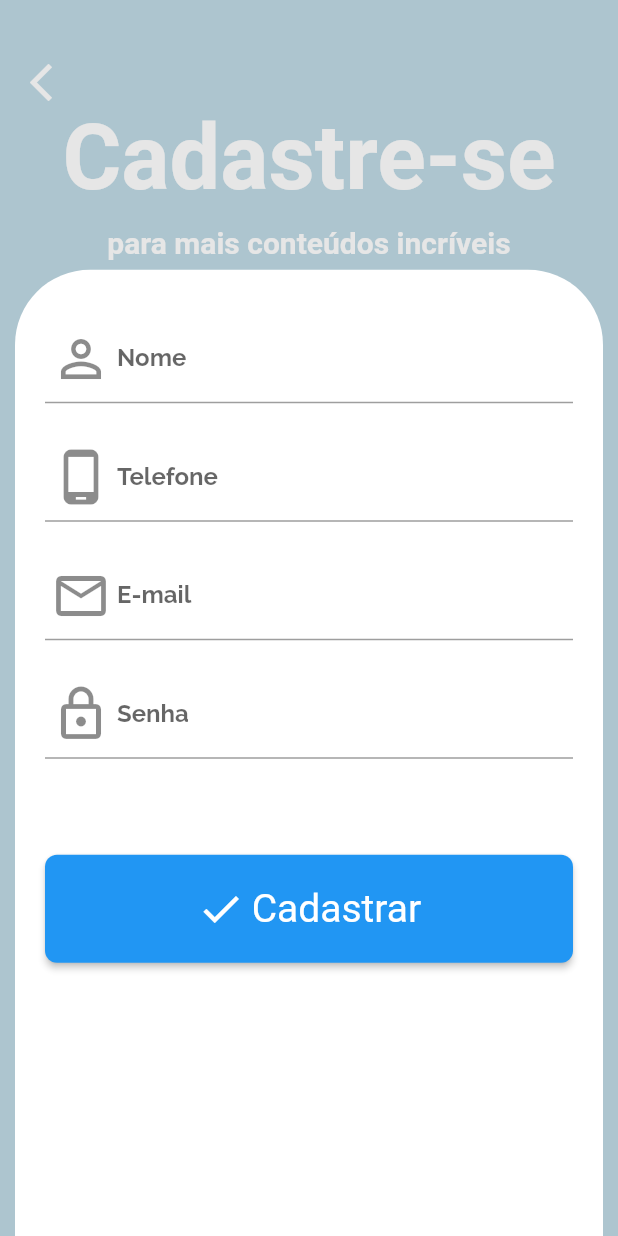
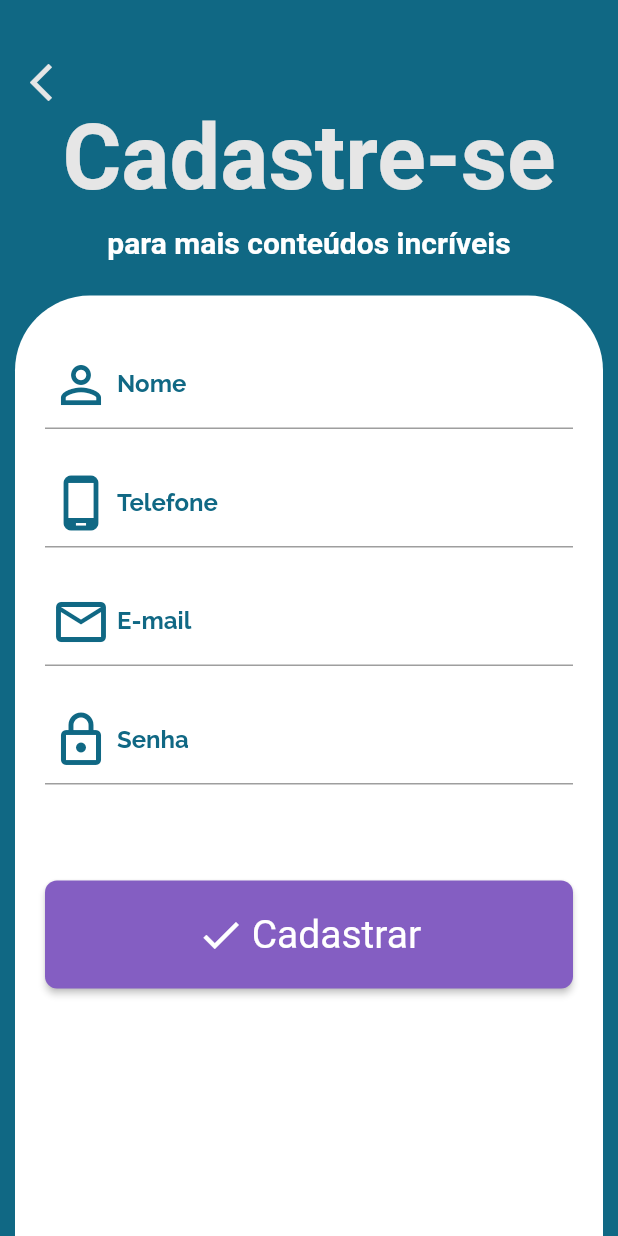
Before and after one commit to EmanuelCezardm/SummariesApp, a Flutter app: the RegisterScreen screen opened by its route, after a tap on "Cadastrar", on a phone screen of 412 x 824 dp. Run offline on Flutter 3.47's test engine with Material 2 defaults, Android fonts, the phone set to English and light mode, and no system bars; our stand-ins replace mask_text_input_formatter; Roboto replaces fonts that are missing (Trajan Pro).

Commit message:
Update: Small details.

```diff
--- a/lib/main.dart
+++ b/lib/main.dart
@@ -25,7 +25,7 @@ class MyApp extends StatelessWidget {
         'home': (context) => const HomeScreen(),
         'register': (context) => const RegisterScreen(),
       },
-      home: const HomeScreen(),
+      home: const RegisterScreen(),
     );
   }
 }
--- a/lib/ui/screens/register_screen.dart
+++ b/lib/ui/screens/register_screen.dart
@@ -21,12 +21,12 @@ class _RegisterScreenState extends State<RegisterScreen> {
   Widget build(BuildContext context) {
     final Size size = MediaQuery.of(context).size;
     return Scaffold(
-      backgroundColor: AppColors.darkBlue,
+      backgroundColor: AppColors.blue,
       body: SingleChildScrollView(
         child: Column(
           children: [
-            _buildTitle(size),
-            SizedBox(height: 15),
+            _buildTitle(),
+            const SizedBox(height: 24),
             _buildForm(size),
           ],
         ),
@@ -34,11 +34,9 @@ class _RegisterScreenState extends State<RegisterScreen> {
     );
   }
 
-  _buildTitle(size) {
-    return Container(
-      width: size.width,
-      height: size.height * .2,
-      padding: EdgeInsets.only(
+  _buildTitle() {
+    return Padding(
+      padding: const EdgeInsets.only(
         top: 40,
       ),
       child: Column(
@@ -74,7 +72,7 @@ class _RegisterScreenState extends State<RegisterScreen> {
                 fontSize: 20,
                 fontFamily: "Trajan Pro",
                 fontWeight: FontWeight.bold,
-                color: AppColors.offWhite),
+                color: AppColors.white),
           ),
         ],
       ),
@@ -88,8 +86,8 @@ class _RegisterScreenState extends State<RegisterScreen> {
         Padding(
           padding: const EdgeInsets.symmetric(horizontal: 10),
           child: Container(
-            height: size.height * .9,
-            decoration: BoxDecoration(
+            height: size.height * .8,
+            decoration: const BoxDecoration(
               color: Colors.white,
               borderRadius: BorderRadius.vertical(
                 top: Radius.circular(50),
@@ -107,13 +105,13 @@ class _RegisterScreenState extends State<RegisterScreen> {
                       decoration: const InputDecoration(
                         prefixIcon: Icon(
                           Icons.person_outline,
-                          color: AppColors.darkBlue,
+                          color: AppColors.blue,
                           size: 40,
                         ),
                         labelText: 'Nome',
                         hintText: 'Digite seu nome',
                         labelStyle: TextStyle(
-                          color: AppColors.darkBlue,
+                          color: AppColors.blue,
                         ),
                       ),
                       keyboardType: TextInputType.name,
@@ -128,13 +126,13 @@ class _RegisterScreenState extends State<RegisterScreen> {
                       decoration: const InputDecoration(
                         prefixIcon: Icon(
                           Icons.phone_android_outlined,
-                          color: AppColors.darkBlue,
+                          color: AppColors.blue,
                           size: 40,
                         ),
                         labelText: 'Telefone',
                         hintText: 'Digite o número de telefone',
                         labelStyle: TextStyle(
-                          color: AppColors.darkBlue,
+                          color: AppColors.blue,
                         ),
                       ),
                       keyboardType: TextInputType.phone,
@@ -148,13 +146,13 @@ class _RegisterScreenState extends State<RegisterScreen> {
                       decoration: const InputDecoration(
                         prefixIcon: Icon(
                           Icons.email_outlined,
-                          color: AppColors.darkBlue,
+                          color: AppColors.blue,
                           size: 40,
                         ),
                         labelText: 'E-mail',
                         hintText: 'Digite seu e-mail',
                         labelStyle: TextStyle(
-                          color: AppColors.darkBlue,
+                          color: AppColors.blue,
                         ),
                       ),
                       keyboardType: TextInputType.emailAddress,
@@ -169,13 +167,13 @@ class _RegisterScreenState extends State<RegisterScreen> {
                         decoration: const InputDecoration(
                           prefixIcon: Icon(
                             Icons.lock_outlined,
-                            color: AppColors.darkBlue,
+                            color: AppColors.blue,
                             size: 40,
                           ),
                           labelText: 'Senha',
                           hintText: 'Digite sua senha',
                           labelStyle: TextStyle(
-                            color: AppColors.darkBlue,
+                            color: AppColors.blue,
                           ),
                         ),
                         keyboardType: TextInputType.visiblePassword),
@@ -183,9 +181,6 @@ class _RegisterScreenState extends State<RegisterScreen> {
                       height: 64,
                     ),
                     _buildButtom(size),
-                    const SizedBox(
-                      height: 88,
-                    ),
                   ],
                 ),
               ),
@@ -249,7 +244,7 @@ class _RegisterScreenState extends State<RegisterScreen> {
       child: ElevatedButton.icon(
         style: ElevatedButton.styleFrom(
           shape: RoundedRectangleBorder(borderRadius: BorderRadius.circular(8)),
-          primary: AppColors.rose,
+          primary: AppColors.lilas,
           padding: const EdgeInsets.symmetric(vertical: 20),
           textStyle: const TextStyle(
             color: Colors.black,
@@ -257,7 +252,7 @@ class _RegisterScreenState extends State<RegisterScreen> {
           ),
         ),
         onPressed: () {
-          print('sucesso');
+          debugPrint('sucesso');
         },
         icon: const Icon(
           Icons.check,
--- a/lib/ui/styles/app_theme.dart
+++ b/lib/ui/styles/app_theme.dart
@@ -15,9 +15,6 @@ class AppTheme {
           color: AppColors.blue,
         ),
       ),
-      iconTheme: const IconThemeData(
-        color: AppColors.white,
-      ),
     );
   }
 }
```
Also changed, not shown: pubspec.lock.
